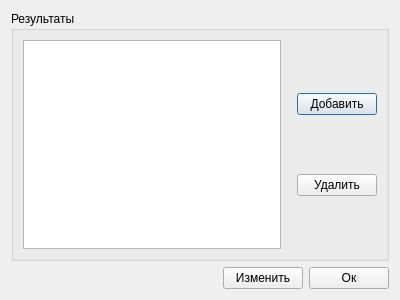
7enSmile/clientVKR, file ui/resultdisciplinewindow.ui: the form before one commit.
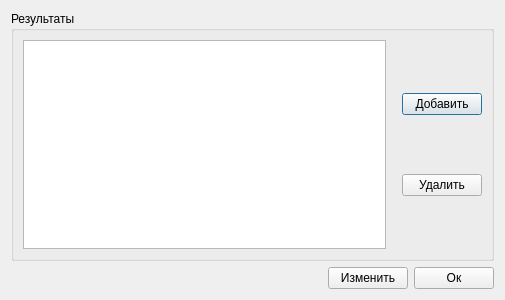
The form after the commit.

The edit to the form file:
```diff
--- a/ui/resultdisciplinewindow.ui
+++ b/ui/resultdisciplinewindow.ui
@@ -6,7 +6,7 @@
    <rect>
     <x>0</x>
     <y>0</y>
-    <width>400</width>
+    <width>505</width>
     <height>300</height>
    </rect>
   </property>
@@ -27,10 +27,13 @@
           <item>
            <widget class="QTableView" name="tableViewResult">
             <attribute name="horizontalHeaderVisible">
-             <bool>false</bool>
+             <bool>true</bool>
             </attribute>
             <attribute name="horizontalHeaderDefaultSectionSize">
-             <number>1000</number>
+             <number>100</number>
+            </attribute>
+            <attribute name="horizontalHeaderStretchLastSection">
+             <bool>true</bool>
             </attribute>
            </widget>
           </item>
```
